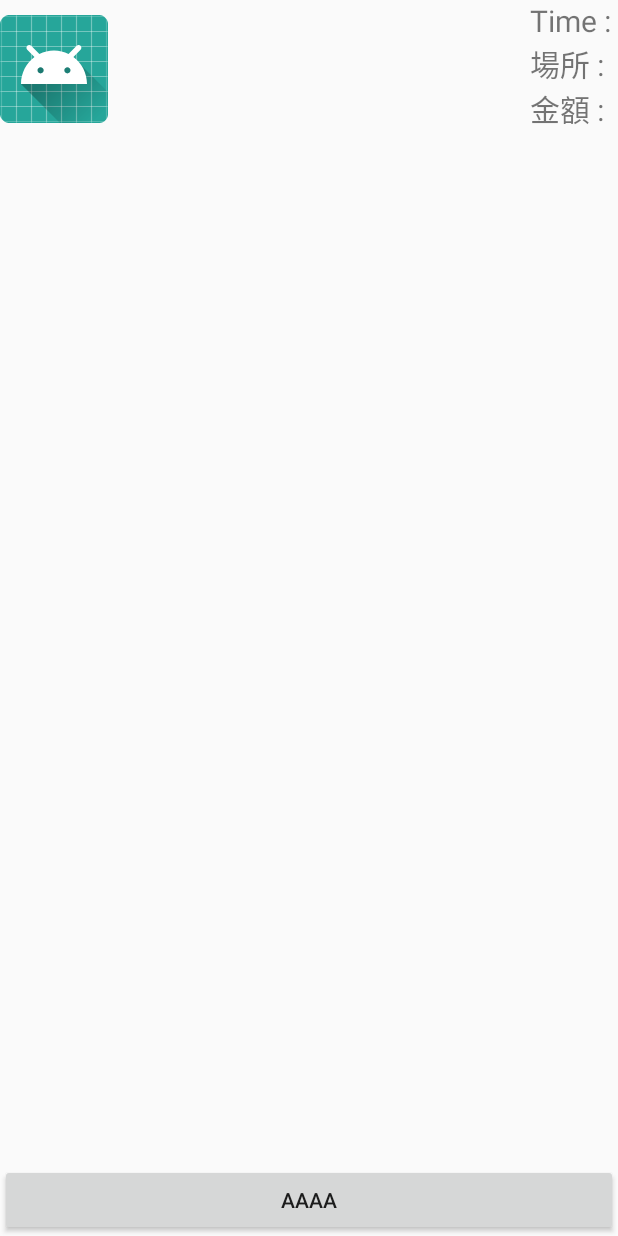
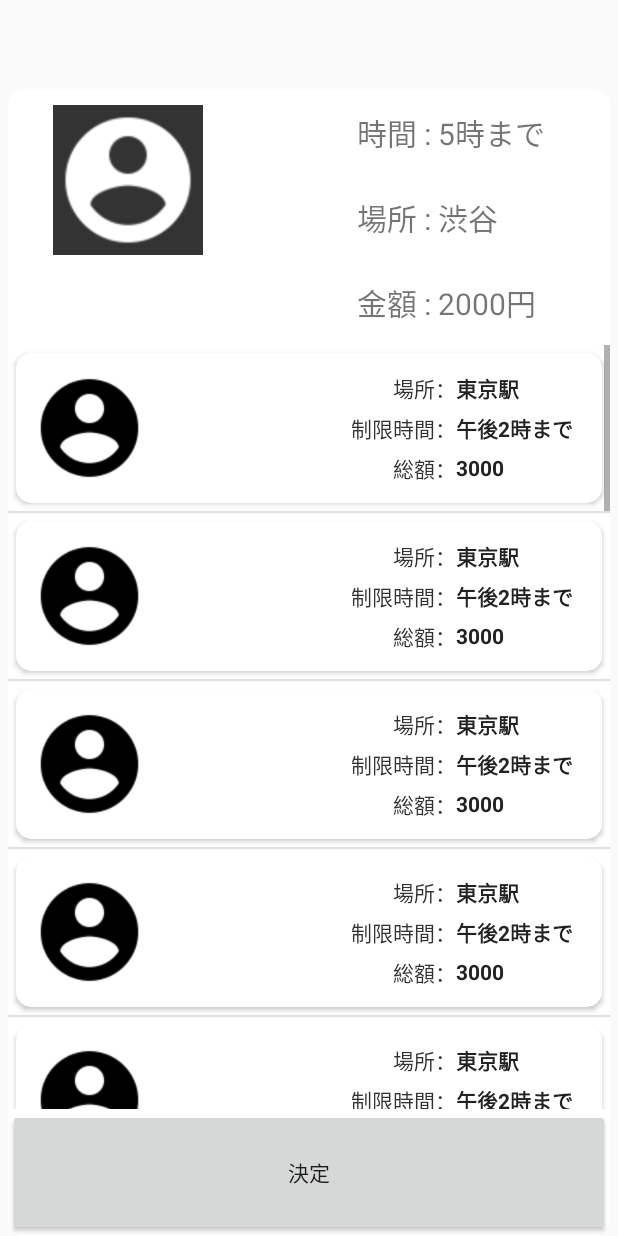
Before and after one commit to Dai1678/MIYAMOTO, an Android app: the fragment WishListFragment shown on its own in the app's theme, on a phone screen of 412 x 824 dp. Run offline under Robolectric (Android 15) with nearby library versions, the phone set to English and light mode, and no system bars.

Commit message:
やばみ

```diff
--- a/Android/app/src/main/java/com/example/justdoit/miyamoto/activity/MainActivity.kt
+++ b/Android/app/src/main/java/com/example/justdoit/miyamoto/activity/MainActivity.kt
@@ -35,4 +35,9 @@ class MainActivity : AppCompatActivity() {
         val intent=Intent(this,PasilistActivity::class.java)
         startActivity(intent)
     }
+
+    fun intentWishlist(v:View){
+        val intent=Intent(this,WishListActivity::class.java)
+        startActivity(intent)
+    }
 }
--- a/Android/app/src/main/java/com/example/justdoit/miyamoto/fragment/WishListFragment.kt
+++ b/Android/app/src/main/java/com/example/justdoit/miyamoto/fragment/WishListFragment.kt
@@ -5,12 +5,18 @@ import android.support.v4.app.Fragment
 import android.view.LayoutInflater
 import android.view.View
 import android.view.ViewGroup
+import android.widget.ListView
+import com.example.justdoit.miyamoto.Pasilist.PasilistAdapter
+import com.example.justdoit.miyamoto.Pasilist.PasilistModel
 import com.example.justdoit.miyamoto.R
 import kotlinx.android.synthetic.main.fragment_login_form.*
 import kotlinx.android.synthetic.main.fragment_wish_list.*
 
 
 class WishListFragment : Fragment() {
+
+    var mWishlistAdapter: PasilistAdapter?=null
+    var mWishlist: ListView?=null
 
     companion object {
         fun getInstance() : WishListFragment {
@@ -29,6 +35,15 @@ class WishListFragment : Fragment() {
         createWish.setOnClickListener { view ->
 
         }
+
+        mWishlist=view.findViewById(R.id.list_wish)
+        mWishlistAdapter= PasilistAdapter(context!!,R.layout.item_pasilist)
+
+        for(i in 0..20){
+            val sample= PasilistModel(0,"東京駅","午後2時まで",3000)
+            mWishlistAdapter?.add(sample)
+        }
+        mWishlist?.adapter=mWishlistAdapter
     }
 
 }
--- a/Android/app/src/main/res/layout/fragment_wish_list.xml
+++ b/Android/app/src/main/res/layout/fragment_wish_list.xml
@@ -1,60 +1,130 @@
 <?xml version="1.0" encoding="utf-8"?>
+<FrameLayout xmlns:android="http://schemas.android.com/apk/res/android"
+    xmlns:app="http://schemas.android.com/apk/res-auto"
+    android:layout_width="match_parent"
+    android:layout_height="match_parent"
+    android:paddingTop="60dp">
+
+    <android.support.v7.widget.CardView
+        android:id="@+id/card_view"
+        android:layout_width="match_parent"
+        android:layout_height="match_parent"
+        android:layout_gravity="bottom"
+        android:layout_marginHorizontal="5dp"
+        app:cardCornerRadius="10dp">
+
+        <FrameLayout
+            android:layout_width="match_parent"
+            android:layout_height="match_parent">
+
         <LinearLayout
-    xmlns:android="http://schemas.android.com/apk/res/android"
             android:layout_width="match_parent"
             android:layout_height="match_parent"
             android:orientation="vertical">
 
-    <FrameLayout
+            <LinearLayout
                 android:layout_width="match_parent"
-        android:layout_height="100dp">
+                android:layout_height="match_parent"
+                android:layout_weight="7"
+                android:orientation="horizontal">
 
-        <ImageView
-            android:layout_width="wrap_content"
-            android:layout_height="wrap_content"
-            android:src="@mipmap/ic_launcher_round"
-            android:layout_marginTop="10dp"/>
+                <TextView
+                    android:layout_width="match_parent"
+                    android:layout_height="match_parent"
+                    android:layout_weight="4" />
 
                 <LinearLayout
-            android:layout_width="wrap_content"
-            android:layout_height="wrap_content"
-            android:orientation="vertical"
-            android:layout_gravity="end">
+                    android:layout_width="match_parent"
+                    android:layout_height="match_parent"
+                    android:layout_weight="5"
+                    android:orientation="vertical">
 
                     <TextView
-                android:layout_width="wrap_content"
-                android:layout_height="wrap_content"
-                android:text="Time : "
-                android:textSize="20sp"/>
+                        android:layout_width="match_parent"
+                        android:layout_height="match_parent"
+                        android:layout_weight="1"
+                        android:gravity="right|center"
+                        android:text="時間 : "
+                        android:textSize="20sp" />
 
                     <TextView
-                android:layout_width="wrap_content"
-                android:layout_height="wrap_content"
+                        android:layout_width="match_parent"
+                        android:layout_height="match_parent"
+                        android:layout_weight="1"
+                        android:gravity="right|center"
                         android:text="場所 : "
-                android:textSize="20sp"/>
+                        android:textSize="20sp" />
 
                     <TextView
-                android:layout_width="wrap_content"
-                android:layout_height="wrap_content"
+                        android:layout_width="match_parent"
+                        android:layout_height="match_parent"
+                        android:layout_weight="1"
+                        android:gravity="right|center"
                         android:text="金額 : "
-                android:textSize="20sp"/>
+                        android:textSize="20sp" />
 
                 </LinearLayout>
 
-    </FrameLayout>
+                <LinearLayout
+                    android:layout_width="match_parent"
+                    android:layout_height="match_parent"
+                    android:layout_weight="5"
+                    android:orientation="vertical">
+
+                    <TextView
+                        android:layout_width="match_parent"
+                        android:layout_height="match_parent"
+                        android:layout_weight="1"
+                        android:gravity="left|center"
+                        android:text="5時まで"
+                        android:textSize="20sp" />
+
+                    <TextView
+                        android:layout_width="match_parent"
+                        android:layout_height="match_parent"
+                        android:layout_weight="1"
+                        android:gravity="left|center"
+                        android:text="渋谷"
+                        android:textSize="20sp" />
+
+                    <TextView
+                        android:layout_width="match_parent"
+                        android:layout_height="match_parent"
+                        android:layout_weight="1"
+                        android:gravity="left|center"
+                        android:text="2000円"
+                        android:textSize="20sp" />
+
+                </LinearLayout>
+
+            </LinearLayout>
 
             <ListView
+                android:id="@+id/list_wish"
                 android:layout_width="match_parent"
-        android:layout_height="wrap_content"
-        android:layout_weight="1">
-
-    </ListView>
+                android:layout_height="match_parent"
+                android:layout_weight="3" />
 
             <Button
                 android:id="@+id/createWish"
                 android:layout_width="match_parent"
-        android:layout_height="wrap_content"
+                android:layout_height="match_parent"
                 android:layout_gravity="bottom"
-        android:text="aaaa"/>
+                android:layout_weight="8"
+                android:text="決定" />
 
         </LinearLayout>
+
+        <ImageView
+            android:layout_width="100dp"
+            android:layout_height="100dp"
+            android:layout_marginLeft="30dp"
+            android:layout_marginTop="10dp"
+            android:background="#333333"
+            android:src="@drawable/ic_account_circle_white_24dp" />
+
+        </FrameLayout>
+
+    </android.support.v7.widget.CardView>
+
+</FrameLayout>
```
Also changed, not shown: Android/app/src/main/AndroidManifest.xml (+3 -4 lines), Android/app/src/main/java/com/example/justdoit/miyamoto/activity/WishListActivity.kt (added, +24 -0 lines), Android/app/src/main/java/com/example/justdoit/miyamoto/fragment/LoginFormFragment.kt (+11 -1 lines), Android/app/src/main/res/layout/activity_main.xml (+8 -0 lines), Android/app/src/main/res/layout/activity_wish_list.xml (added, +54 -0 lines), Android/app/src/main/res/drawable/ic_arrow_back_black_24dp.png (added). Lines whose indentation alone changed are shown as unchanged.
